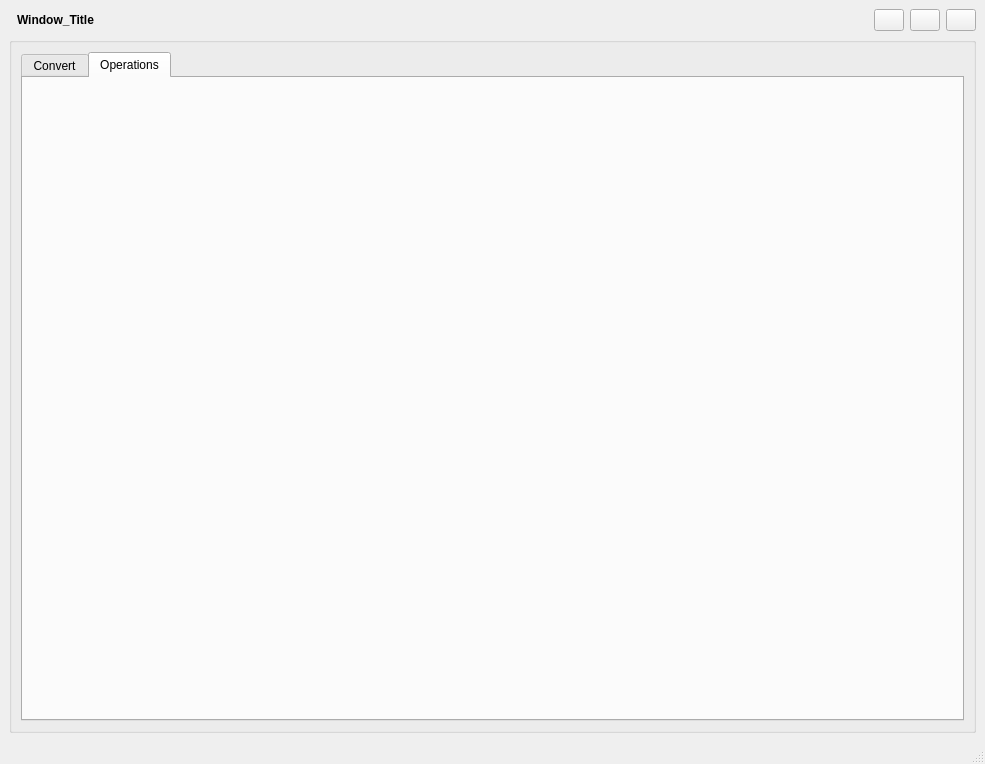
Before: the Qt Designer form Resources/window.ui in AgentWhisky/WhiskyBaseUtility, drawn with Qt 5.
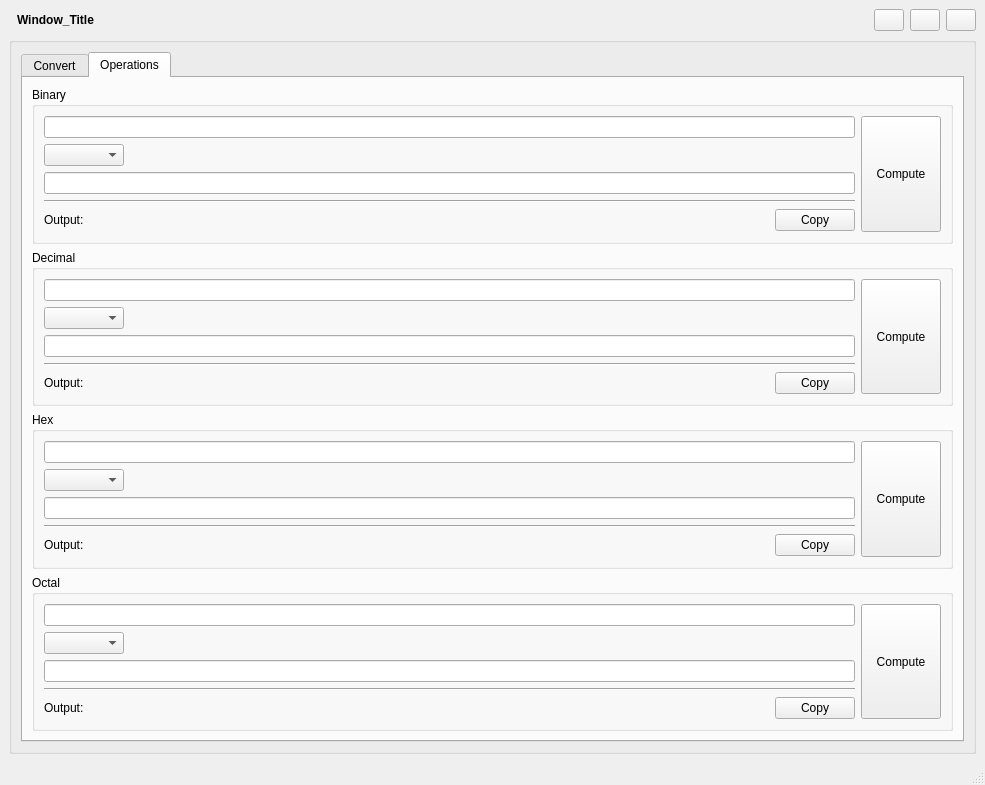
After: the same form once the commit is applied. The open tabs and pages were chosen to show the change.

Commit message: Update UI operations frontend

Patch:
```diff
--- a/Resources/window.ui
+++ b/Resources/window.ui
@@ -890,6 +890,584 @@
             <attribute name="title">
              <string>Operations</string>
             </attribute>
+            <layout class="QVBoxLayout" name="verticalLayout_10">
+             <item>
+              <widget class="QGroupBox" name="groupBox_5">
+               <property name="title">
+                <string>Binary</string>
+               </property>
+               <layout class="QVBoxLayout" name="verticalLayout_12">
+                <item>
+                 <layout class="QHBoxLayout" name="horizontalLayout_15">
+                  <item>
+                   <layout class="QVBoxLayout" name="verticalLayout_20">
+                    <item>
+                     <widget class="QLineEdit" name="bin_input_a"/>
+                    </item>
+                    <item>
+                     <widget class="QComboBox" name="bin_input_op">
+                      <property name="sizePolicy">
+                       <sizepolicy hsizetype="Fixed" vsizetype="Fixed">
+                        <horstretch>0</horstretch>
+                        <verstretch>0</verstretch>
+                       </sizepolicy>
+                      </property>
+                      <property name="minimumSize">
+                       <size>
+                        <width>80</width>
+                        <height>0</height>
+                       </size>
+                      </property>
+                      <property name="currentIndex">
+                       <number>-1</number>
+                      </property>
+                      <item>
+                       <property name="text">
+                        <string>+</string>
+                       </property>
+                      </item>
+                      <item>
+                       <property name="text">
+                        <string>-</string>
+                       </property>
+                      </item>
+                      <item>
+                       <property name="text">
+                        <string>*</string>
+                       </property>
+                      </item>
+                      <item>
+                       <property name="text">
+                        <string>//</string>
+                       </property>
+                      </item>
+                      <item>
+                       <property name="text">
+                        <string>%</string>
+                       </property>
+                      </item>
+                      <item>
+                       <property name="text">
+                        <string>&amp;</string>
+                       </property>
+                      </item>
+                      <item>
+                       <property name="text">
+                        <string>|</string>
+                       </property>
+                      </item>
+                      <item>
+                       <property name="text">
+                        <string>&lt;&lt;</string>
+                       </property>
+                      </item>
+                      <item>
+                       <property name="text">
+                        <string>&gt;&gt;</string>
+                       </property>
+                      </item>
+                     </widget>
+                    </item>
+                    <item>
+                     <widget class="QLineEdit" name="bin_input_b"/>
+                    </item>
+                    <item>
+                     <widget class="Line" name="line_6">
+                      <property name="orientation">
+                       <enum>Qt::Horizontal</enum>
+                      </property>
+                     </widget>
+                    </item>
+                    <item>
+                     <layout class="QHBoxLayout" name="horizontalLayout_18">
+                      <item>
+                       <widget class="QLabel" name="label_7">
+                        <property name="sizePolicy">
+                         <sizepolicy hsizetype="Fixed" vsizetype="Preferred">
+                          <horstretch>0</horstretch>
+                          <verstretch>0</verstretch>
+                         </sizepolicy>
+                        </property>
+                        <property name="text">
+                         <string>Output:</string>
+                        </property>
+                       </widget>
+                      </item>
+                      <item>
+                       <widget class="QLabel" name="bin_output">
+                        <property name="text">
+                         <string/>
+                        </property>
+                       </widget>
+                      </item>
+                      <item>
+                       <widget class="QPushButton" name="bin_button_copy">
+                        <property name="sizePolicy">
+                         <sizepolicy hsizetype="Fixed" vsizetype="Fixed">
+                          <horstretch>0</horstretch>
+                          <verstretch>0</verstretch>
+                         </sizepolicy>
+                        </property>
+                        <property name="text">
+                         <string>Copy</string>
+                        </property>
+                       </widget>
+                      </item>
+                     </layout>
+                    </item>
+                   </layout>
+                  </item>
+                  <item>
+                   <widget class="QPushButton" name="bin_button_compute">
+                    <property name="sizePolicy">
+                     <sizepolicy hsizetype="Fixed" vsizetype="Expanding">
+                      <horstretch>0</horstretch>
+                      <verstretch>0</verstretch>
+                     </sizepolicy>
+                    </property>
+                    <property name="text">
+                     <string>Compute</string>
+                    </property>
+                   </widget>
+                  </item>
+                 </layout>
+                </item>
+               </layout>
+              </widget>
+             </item>
+             <item>
+              <widget class="QGroupBox" name="groupBox_6">
+               <property name="title">
+                <string>Decimal</string>
+               </property>
+               <layout class="QVBoxLayout" name="verticalLayout_14">
+                <item>
+                 <layout class="QHBoxLayout" name="horizontalLayout_23">
+                  <item>
+                   <layout class="QVBoxLayout" name="verticalLayout_22">
+                    <item>
+                     <widget class="QLineEdit" name="dec_input_a"/>
+                    </item>
+                    <item>
+                     <widget class="QComboBox" name="dec_input_op">
+                      <property name="sizePolicy">
+                       <sizepolicy hsizetype="Fixed" vsizetype="Fixed">
+                        <horstretch>0</horstretch>
+                        <verstretch>0</verstretch>
+                       </sizepolicy>
+                      </property>
+                      <property name="minimumSize">
+                       <size>
+                        <width>80</width>
+                        <height>0</height>
+                       </size>
+                      </property>
+                      <property name="currentIndex">
+                       <number>-1</number>
+                      </property>
+                      <item>
+                       <property name="text">
+                        <string>+</string>
+                       </property>
+                      </item>
+                      <item>
+                       <property name="text">
+                        <string>-</string>
+                       </property>
+                      </item>
+                      <item>
+                       <property name="text">
+                        <string>*</string>
+                       </property>
+                      </item>
+                      <item>
+                       <property name="text">
+                        <string>//</string>
+                       </property>
+                      </item>
+                      <item>
+                       <property name="text">
+                        <string>%</string>
+                       </property>
+                      </item>
+                      <item>
+                       <property name="text">
+                        <string>&amp;</string>
+                       </property>
+                      </item>
+                      <item>
+                       <property name="text">
+                        <string>|</string>
+                       </property>
+                      </item>
+                      <item>
+                       <property name="text">
+                        <string>&lt;&lt;</string>
+                       </property>
+                      </item>
+                      <item>
+                       <property name="text">
+                        <string>&gt;&gt;</string>
+                       </property>
+                      </item>
+                     </widget>
+                    </item>
+                    <item>
+                     <widget class="QLineEdit" name="dec_input_b"/>
+                    </item>
+                    <item>
+                     <widget class="Line" name="line_8">
+                      <property name="orientation">
+                       <enum>Qt::Horizontal</enum>
+                      </property>
+                     </widget>
+                    </item>
+                    <item>
+                     <layout class="QHBoxLayout" name="horizontalLayout_24">
+                      <item>
+                       <widget class="QLabel" name="label_13">
+                        <property name="sizePolicy">
+                         <sizepolicy hsizetype="Fixed" vsizetype="Preferred">
+                          <horstretch>0</horstretch>
+                          <verstretch>0</verstretch>
+                         </sizepolicy>
+                        </property>
+                        <property name="text">
+                         <string>Output:</string>
+                        </property>
+                       </widget>
+                      </item>
+                      <item>
+                       <widget class="QLabel" name="dec_output">
+                        <property name="text">
+                         <string/>
+                        </property>
+                       </widget>
+                      </item>
+                      <item>
+                       <widget class="QPushButton" name="dec_button_copy">
+                        <property name="sizePolicy">
+                         <sizepolicy hsizetype="Fixed" vsizetype="Fixed">
+                          <horstretch>0</horstretch>
+                          <verstretch>0</verstretch>
+                         </sizepolicy>
+                        </property>
+                        <property name="text">
+                         <string>Copy</string>
+                        </property>
+                       </widget>
+                      </item>
+                     </layout>
+                    </item>
+                   </layout>
+                  </item>
+                  <item>
+                   <widget class="QPushButton" name="dec_button_compute">
+                    <property name="sizePolicy">
+                     <sizepolicy hsizetype="Fixed" vsizetype="Expanding">
+                      <horstretch>0</horstretch>
+                      <verstretch>0</verstretch>
+                     </sizepolicy>
+                    </property>
+                    <property name="text">
+                     <string>Compute</string>
+                    </property>
+                   </widget>
+                  </item>
+                 </layout>
+                </item>
+               </layout>
+              </widget>
+             </item>
+             <item>
+              <widget class="QGroupBox" name="groupBox_7">
+               <property name="title">
+                <string>Hex</string>
+               </property>
+               <layout class="QVBoxLayout" name="verticalLayout_16">
+                <item>
+                 <layout class="QHBoxLayout" name="horizontalLayout_25">
+                  <item>
+                   <layout class="QVBoxLayout" name="verticalLayout_23">
+                    <item>
+                     <widget class="QLineEdit" name="hex_input_a"/>
+                    </item>
+                    <item>
+                     <widget class="QComboBox" name="hex_input_op">
+                      <property name="sizePolicy">
+                       <sizepolicy hsizetype="Fixed" vsizetype="Fixed">
+                        <horstretch>0</horstretch>
+                        <verstretch>0</verstretch>
+                       </sizepolicy>
+                      </property>
+                      <property name="minimumSize">
+                       <size>
+                        <width>80</width>
+                        <height>0</height>
+                       </size>
+                      </property>
+                      <property name="currentIndex">
+                       <number>-1</number>
+                      </property>
+                      <item>
+                       <property name="text">
+                        <string>+</string>
+                       </property>
+                      </item>
+                      <item>
+                       <property name="text">
+                        <string>-</string>
+                       </property>
+                      </item>
+                      <item>
+                       <property name="text">
+                        <string>*</string>
+                       </property>
+                      </item>
+                      <item>
+                       <property name="text">
+                        <string>//</string>
+                       </property>
+                      </item>
+                      <item>
+                       <property name="text">
+                        <string>%</string>
+                       </property>
+                      </item>
+                      <item>
+                       <property name="text">
+                        <string>&amp;</string>
+                       </property>
+                      </item>
+                      <item>
+                       <property name="text">
+                        <string>|</string>
+                       </property>
+                      </item>
+                      <item>
+                       <property name="text">
+                        <string>&lt;&lt;</string>
+                       </property>
+                      </item>
+                      <item>
+                       <property name="text">
+                        <string>&gt;&gt;</string>
+                       </property>
+                      </item>
+                     </widget>
+                    </item>
+                    <item>
+                     <widget class="QLineEdit" name="hex_input_b"/>
+                    </item>
+                    <item>
+                     <widget class="Line" name="line_9">
+                      <property name="orientation">
+                       <enum>Qt::Horizontal</enum>
+                      </property>
+                     </widget>
+                    </item>
+                    <item>
+                     <layout class="QHBoxLayout" name="horizontalLayout_26">
+                      <item>
+                       <widget class="QLabel" name="label_14">
+                        <property name="sizePolicy">
+                         <sizepolicy hsizetype="Fixed" vsizetype="Preferred">
+                          <horstretch>0</horstretch>
+                          <verstretch>0</verstretch>
+                         </sizepolicy>
+                        </property>
+                        <property name="text">
+                         <string>Output:</string>
+                        </property>
+                       </widget>
+                      </item>
+                      <item>
+                       <widget class="QLabel" name="hex_output">
+                        <property name="text">
+                         <string/>
+                        </property>
+                       </widget>
+                      </item>
+                      <item>
+                       <widget class="QPushButton" name="hex_button_copy">
+                        <property name="sizePolicy">
+                         <sizepolicy hsizetype="Fixed" vsizetype="Fixed">
+                          <horstretch>0</horstretch>
+                          <verstretch>0</verstretch>
+                         </sizepolicy>
+                        </property>
+                        <property name="text">
+                         <string>Copy</string>
+                        </property>
+                       </widget>
+                      </item>
+                     </layout>
+                    </item>
+                   </layout>
+                  </item>
+                  <item>
+                   <widget class="QPushButton" name="hex_button_compute">
+                    <property name="sizePolicy">
+                     <sizepolicy hsizetype="Fixed" vsizetype="Expanding">
+                      <horstretch>0</horstretch>
+                      <verstretch>0</verstretch>
+                     </sizepolicy>
+                    </property>
+                    <property name="text">
+                     <string>Compute</string>
+                    </property>
+                   </widget>
+                  </item>
+                 </layout>
+                </item>
+               </layout>
+              </widget>
+             </item>
+             <item>
+              <widget class="QGroupBox" name="groupBox_8">
+               <property name="title">
+                <string>Octal</string>
+               </property>
+               <layout class="QVBoxLayout" name="verticalLayout_18">
+                <item>
+                 <layout class="QHBoxLayout" name="horizontalLayout_27">
+                  <item>
+                   <layout class="QVBoxLayout" name="verticalLayout_24">
+                    <item>
+                     <widget class="QLineEdit" name="oct_input_a"/>
+                    </item>
+                    <item>
+                     <widget class="QComboBox" name="oct_input_op">
+                      <property name="sizePolicy">
+                       <sizepolicy hsizetype="Fixed" vsizetype="Fixed">
+                        <horstretch>0</horstretch>
+                        <verstretch>0</verstretch>
+                       </sizepolicy>
+                      </property>
+                      <property name="minimumSize">
+                       <size>
+                        <width>80</width>
+                        <height>0</height>
+                       </size>
+                      </property>
+                      <property name="currentIndex">
+                       <number>-1</number>
+                      </property>
+                      <item>
+                       <property name="text">
+                        <string>+</string>
+                       </property>
+                      </item>
+                      <item>
+                       <property name="text">
+                        <string>-</string>
+                       </property>
+                      </item>
+                      <item>
+                       <property name="text">
+                        <string>*</string>
+                       </property>
+                      </item>
+                      <item>
+                       <property name="text">
+                        <string>//</string>
+                       </property>
+                      </item>
+                      <item>
+                       <property name="text">
+                        <string>%</string>
+                       </property>
+                      </item>
+                      <item>
+                       <property name="text">
+                        <string>&amp;</string>
+                       </property>
+                      </item>
+                      <item>
+                       <property name="text">
+                        <string>|</string>
+                       </property>
+                      </item>
+                      <item>
+                       <property name="text">
+                        <string>&lt;&lt;</string>
+                       </property>
+                      </item>
+                      <item>
+                       <property name="text">
+                        <string>&gt;&gt;</string>
+                       </property>
+                      </item>
+                     </widget>
+                    </item>
+                    <item>
+                     <widget class="QLineEdit" name="oct_input_b"/>
+                    </item>
+                    <item>
+                     <widget class="Line" name="line_12">
+                      <property name="orientation">
+                       <enum>Qt::Horizontal</enum>
+                      </property>
+                     </widget>
+                    </item>
+                    <item>
+                     <layout class="QHBoxLayout" name="horizontalLayout_28">
+                      <item>
+                       <widget class="QLabel" name="label_15">
+                        <property name="sizePolicy">
+                         <sizepolicy hsizetype="Fixed" vsizetype="Preferred">
+                          <horstretch>0</horstretch>
+                          <verstretch>0</verstretch>
+                         </sizepolicy>
+                        </property>
+                        <property name="text">
+                         <string>Output:</string>
+                        </property>
+                       </widget>
+                      </item>
+                      <item>
+                       <widget class="QLabel" name="oct_output">
+                        <property name="text">
+                         <string/>
+                        </property>
+                       </widget>
+                      </item>
+                      <item>
+                       <widget class="QPushButton" name="oct_button_copy">
+                        <property name="sizePolicy">
+                         <sizepolicy hsizetype="Fixed" vsizetype="Fixed">
+                          <horstretch>0</horstretch>
+                          <verstretch>0</verstretch>
+                         </sizepolicy>
+                        </property>
+                        <property name="text">
+                         <string>Copy</string>
+                        </property>
+                       </widget>
+                      </item>
+                     </layout>
+                    </item>
+                   </layout>
+                  </item>
+                  <item>
+                   <widget class="QPushButton" name="oct_button_compute">
+                    <property name="sizePolicy">
+                     <sizepolicy hsizetype="Fixed" vsizetype="Expanding">
+                      <horstretch>0</horstretch>
+                      <verstretch>0</verstretch>
+                     </sizepolicy>
+                    </property>
+                    <property name="text">
+                     <string>Compute</string>
+                    </property>
+                   </widget>
+                  </item>
+                 </layout>
+                </item>
+               </layout>
+              </widget>
+             </item>
+            </layout>
            </widget>
           </widget>
          </item>
```
The commit also changes 3 other files.
